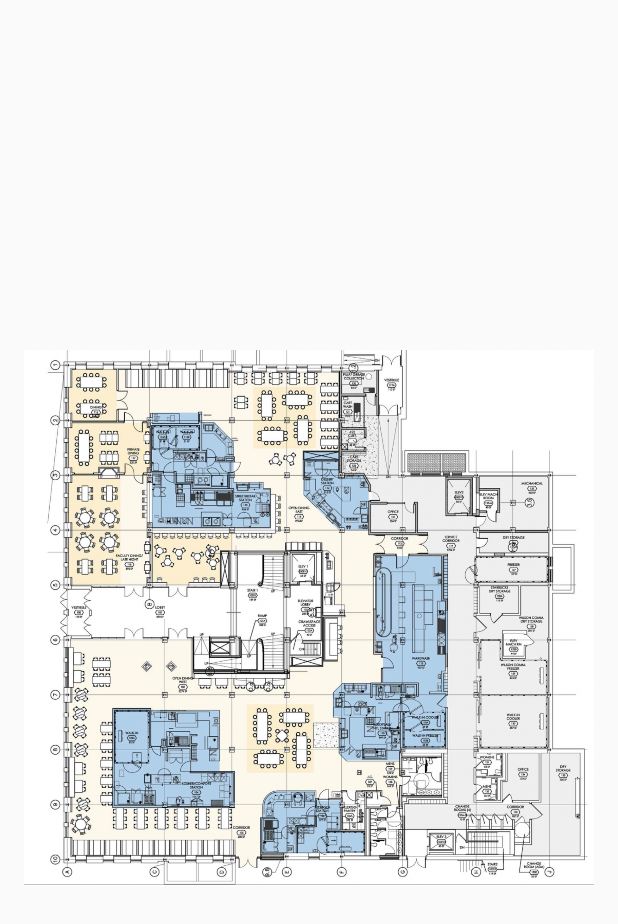
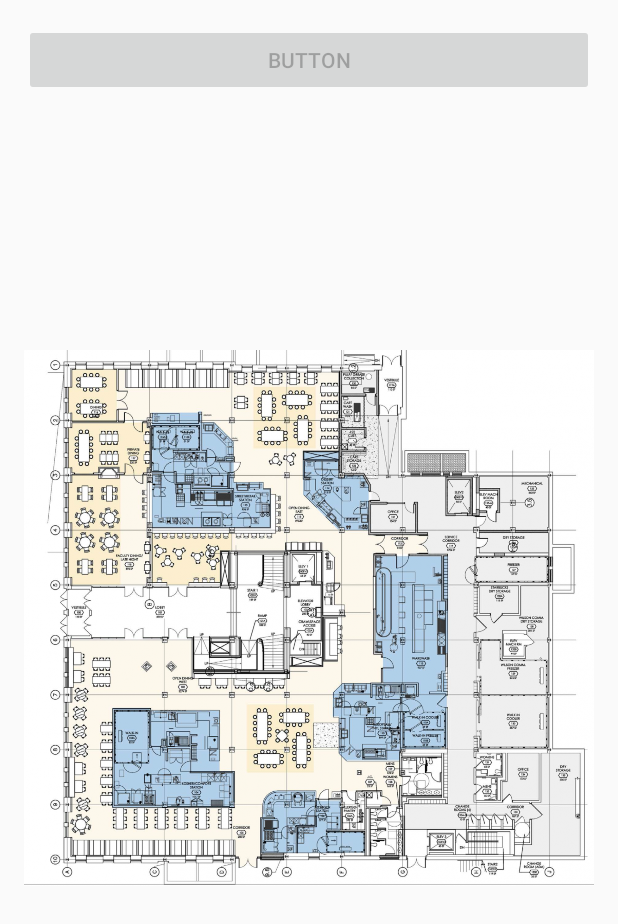
Before and after one commit to yufeidu/EatWithMe, an Android app: the layout activity_map.xml on its own in the app's theme, with its tools: preview values and no code run, on a phone screen of 412 x 824 dp. Shown: the top 924 px of the screen. Run offline under Robolectric (Android 15) with nearby library versions, the phone set to English and light mode, and no system bars.

```diff
--- a/app/src/main/res/layout/activity_map.xml
+++ b/app/src/main/res/layout/activity_map.xml
@@ -16,4 +16,16 @@
         android:src="@drawable/douglas"
         android:id="@+id/image"/>
 
+    <Button
+        android:text="Button"
+        android:layout_width="wrap_content"
+        android:layout_height="wrap_content"
+        android:layout_alignParentTop="true"
+        android:layout_alignParentLeft="true"
+        android:layout_alignParentStart="true"
+        android:id="@+id/button_Map"
+        android:layout_alignParentRight="true"
+        android:enabled="false"
+        android:layout_alignParentEnd="true" />
+
 </RelativeLayout>
```
Also changed, not shown: app/src/main/AndroidManifest.xml (+4 -4 lines), app/src/main/java/com/ortiz/touch/TouchImageView.java (+12 -4 lines), app/src/main/java/moe/edward/eatwithme/Map.java (+11 -1 lines).
